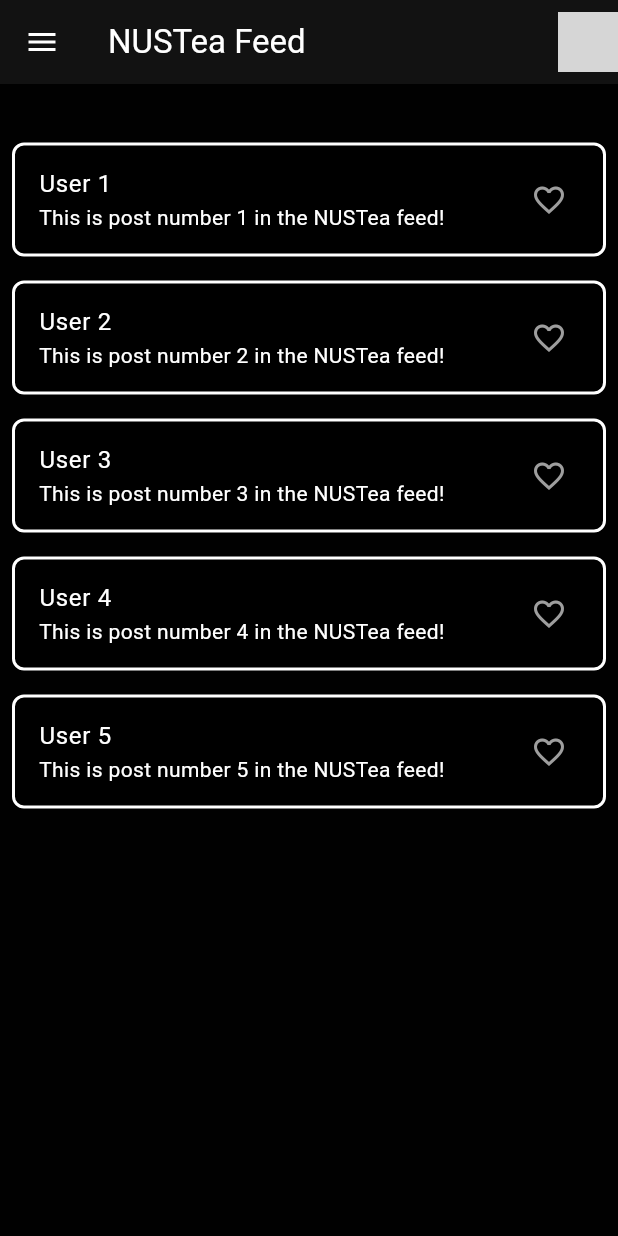
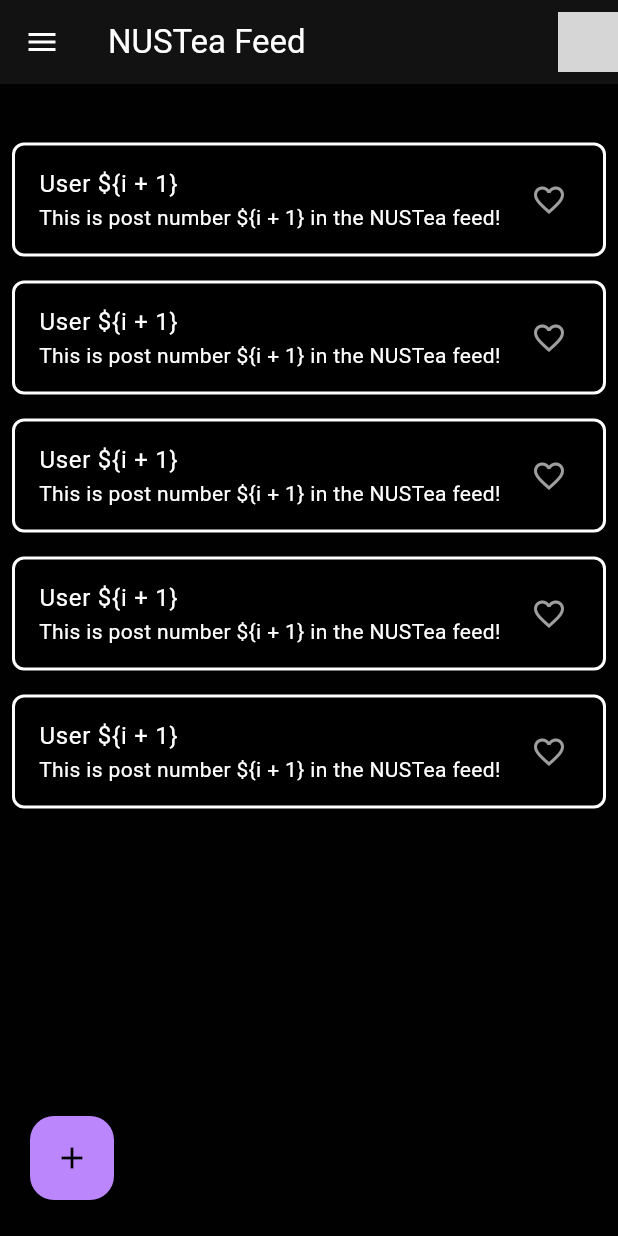
Before and after one commit to aprettymess/nustea, a Flutter app: the screen it shows once a user with an empty profile is signed in, on a phone screen of 412 x 824 dp. Run offline on Flutter 3.47's test engine with Material 3 defaults, Android fonts, the phone set to English and light mode, and no system bars; our stand-ins replace cloud_firestore, file_picker, firebase_auth, firebase_core, firebase_storage, flutter_riverpod and 3 more; accounts and stored records are empty; network calls fail; grey boxes are pictures that could not be loaded.

Commit message:
fixed issues in floating button

```diff
--- a/lib/features/home/screens/home_screen.dart
+++ b/lib/features/home/screens/home_screen.dart
@@ -1,8 +1,8 @@
+import 'dart:math';
 import 'package:flutter/material.dart';
 import 'package:flutter_riverpod/flutter_riverpod.dart';
 import 'package:nustea/controller/auth_controller.dart';
 import 'package:routemaster/routemaster.dart';
-import 'dart:math';
 
 class PostItem {
   PostItem({
@@ -26,7 +26,6 @@ class HomeScreen extends ConsumerStatefulWidget {
 
 class _HomeScreenState extends ConsumerState<HomeScreen>
     with TickerProviderStateMixin {
-  // Bounce animation for hamburger icon
   late final AnimationController _iconController;
   late final Animation<double> _iconAnimation;
   int _beatCount = 0;
@@ -42,7 +41,6 @@ class _HomeScreenState extends ConsumerState<HomeScreen>
   void initState() {
     super.initState();
 
-    // Initialize bounce animation (4 beats then stop)
     _iconController = AnimationController(
       vsync: this,
       duration: const Duration(milliseconds: 400),
@@ -62,8 +60,8 @@ class _HomeScreenState extends ConsumerState<HomeScreen>
             _iconController.forward();
           }
         }
-      });
-    _iconController.forward();
+      })
+      ..forward();
 
     _menuController = AnimationController(
       vsync: this,
@@ -74,8 +72,8 @@ class _HomeScreenState extends ConsumerState<HomeScreen>
       5,
       (i) => PostItem(
         id: i,
-        author: 'User ${i + 1}',
-        content: 'This is post number ${i + 1} in the NUSTea feed!',
+        author: 'User \${i + 1}',
+        content: 'This is post number \${i + 1} in the NUSTea feed!',
       ),
     );
 
@@ -86,23 +84,25 @@ class _HomeScreenState extends ConsumerState<HomeScreen>
     );
 
     _animations = _controllers
-        .map((ctrl) =>
-            Tween<Offset>(begin: const Offset(0, 0.25), end: Offset.zero)
-                .animate(
-              CurvedAnimation(parent: ctrl, curve: Curves.easeOut),
-            ))
+        .map((ctrl) => Tween<Offset>(
+              begin: const Offset(0, 0.25),
+              end: Offset.zero,
+            ).animate(CurvedAnimation(parent: ctrl, curve: Curves.easeOut)))
         .toList();
 
     for (var i = 0; i < _controllers.length; i++) {
-      Future.delayed(
-          Duration(milliseconds: 100 * i), () => _controllers[i].forward());
+      Future.delayed(Duration(milliseconds: 100 * i), () {
+        _controllers[i].forward();
+      });
     }
   }
 
   @override
   void dispose() {
     _iconController.dispose();
-    for (final c in _controllers) c.dispose();
+    for (final c in _controllers) {
+      c.dispose();
+    }
     _menuController.dispose();
     super.dispose();
   }
@@ -127,6 +127,9 @@ class _HomeScreenState extends ConsumerState<HomeScreen>
   @override
   Widget build(BuildContext context) {
     final user = ref.watch(userProvider);
+    final screenWidth = MediaQuery.of(context).size.width;
+    final screenHeight = MediaQuery.of(context).size.height;
+
     return Scaffold(
       body: Stack(
         children: [
@@ -219,13 +222,14 @@ class _HomeScreenState extends ConsumerState<HomeScreen>
               ),
             ],
           ),
+          // Side Menu
           AnimatedPositioned(
             duration: const Duration(milliseconds: 300),
             top: kToolbarHeight,
-            left: _menuVisible ? 0 : -MediaQuery.of(context).size.width * 0.6,
+            left: _menuVisible ? 0 : -screenWidth * 0.6,
             child: Container(
-              width: MediaQuery.of(context).size.width * 0.6,
-              height: MediaQuery.of(context).size.height - kToolbarHeight,
+              width: screenWidth * 0.6,
+              height: screenHeight - kToolbarHeight,
               color: Colors.grey.shade900,
               child: SafeArea(
                 child: Column(
@@ -247,41 +251,77 @@ class _HomeScreenState extends ConsumerState<HomeScreen>
               ),
             ),
           ),
+          // Floating Action Button with curved path & hover scale
+          _CurvedPathFab(),
         ],
       ),
     );
   }
 }
 
-class _HoverAnimatedFAB extends StatefulWidget {
-  final VoidCallback onPressed;
-
-  const _HoverAnimatedFAB({required this.onPressed});
-
+class _CurvedPathFab extends StatefulWidget {
   @override
-  State<_HoverAnimatedFAB> createState() => _HoverAnimatedFABState();
+  State<_CurvedPathFab> createState() => _CurvedPathFabState();
 }
 
-class _HoverAnimatedFABState extends State<_HoverAnimatedFAB> {
+class _CurvedPathFabState extends State<_CurvedPathFab>
+    with SingleTickerProviderStateMixin {
+  late final AnimationController _fabController;
+  late final Animation<double> _fabAnim;
   bool _hovering = false;
 
   @override
+  void initState() {
+    super.initState();
+    _fabController = AnimationController(
+      vsync: this,
+      duration: const Duration(milliseconds: 1200),
+    )..forward();
+    _fabAnim = CurvedAnimation(parent: _fabController, curve: Curves.easeInOut);
+  }
+
+  @override
+  void dispose() {
+    _fabController.dispose();
+    super.dispose();
+  }
+
+  Offset _fabOffset(double t, Size size) {
+    final start = Offset(20, size.height - 80);
+    final end = Offset(size.width - 80, size.height - 80);
+    final control = Offset(size.width / 2, size.height - 200);
+    final x = (1 - t) * (1 - t) * start.dx +
+        2 * (1 - t) * t * control.dx +
+        t * t * end.dx;
+    final y = (1 - t) * (1 - t) * start.dy +
+        2 * (1 - t) * t * control.dy +
+        t * t * end.dy;
+    return Offset(x, y);
+  }
+
+  @override
   Widget build(BuildContext context) {
-    return MouseRegion(
+    final size = MediaQuery.of(context).size;
+    return AnimatedBuilder(
+      animation: _fabAnim,
+      builder: (context, child) {
+        final pos = _fabOffset(_fabAnim.value, size);
+        return Positioned(
+          left: pos.dx,
+          top: pos.dy,
+          child: MouseRegion(
             onEnter: (_) => setState(() => _hovering = true),
             onExit: (_) => setState(() => _hovering = false),
-      child: TweenAnimationBuilder<double>(
-        duration: const Duration(milliseconds: 200),
-        tween: Tween<double>(begin: 1.0, end: _hovering ? 1.2 : 1.0),
-        builder: (context, scale, child) => Transform.scale(
-          scale: scale,
-          child: child,
-        ),
+            child: Transform.scale(
+              scale: _hovering ? 1.2 : 1.0,
               child: FloatingActionButton(
-          onPressed: widget.onPressed,
+                onPressed: () => Routemaster.of(context).push('/create-post'),
                 child: const Icon(Icons.add),
               ),
             ),
+          ),
+        );
+      },
     );
   }
 }
```
Lines whose indentation alone changed are shown as unchanged.
